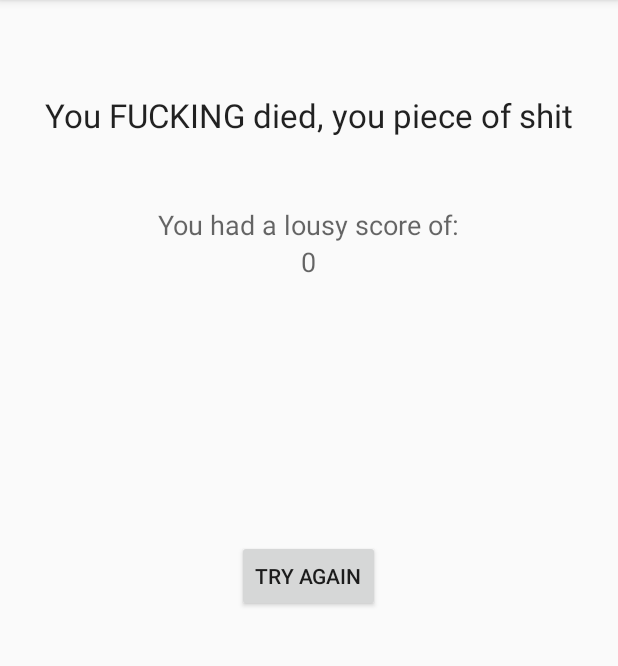
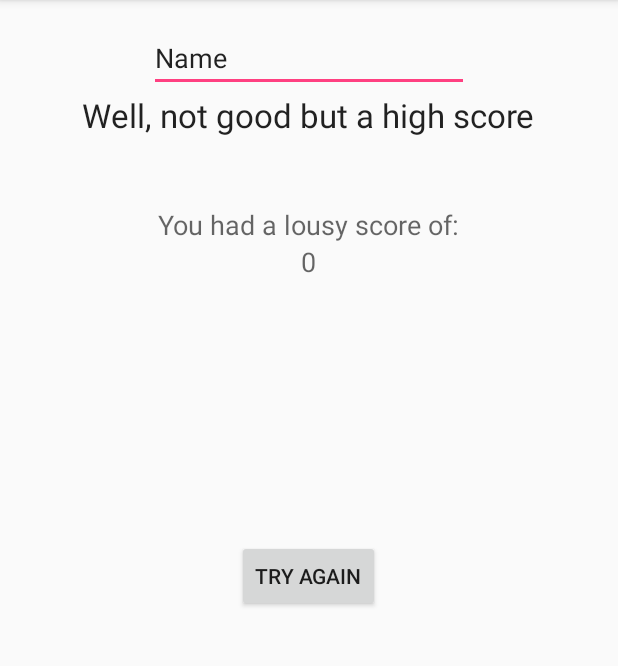
Before and after one commit to maxrick/BounceIt, an Android app: the DiedScreen screen opened directly, with no data from a screen before it, on a phone screen of 412 x 824 dp, the part 84-750 px from its top. Run offline under Robolectric (Android 15) with nearby library versions, the phone set to English and light mode, and no system bars.

Commit message:
name can be entered for high score

```diff
--- a/app/src/main/java/com/max/jumpingapp/views/DiedScreen.java
+++ b/app/src/main/java/com/max/jumpingapp/views/DiedScreen.java
@@ -1,24 +1,56 @@
 package com.max.jumpingapp.views;
 
 import android.content.Intent;
+import android.content.SharedPreferences;
 import android.support.v7.app.AppCompatActivity;
 import android.os.Bundle;
 import android.view.View;
+import android.widget.EditText;
 import android.widget.TextView;
 
 import com.max.jumpingapp.R;
+import com.max.jumpingapp.types.Score;
 import com.max.jumpingapp.views.MainActivity;
 
+import java.util.ArrayList;
+import java.util.Collections;
+import java.util.Set;
+
 public class DiedScreen extends AppCompatActivity {
+
+    public static final String PLAYER_NAME = "PlayerName";
+    private Score score;
 
     @Override
     protected void onCreate(Bundle savedInstanceState) {
         super.onCreate(savedInstanceState);
         setContentView(R.layout.activity_died_screen);
         TextView scoreTextView = (TextView) findViewById(R.id.scoreView);
+        EditText nameEditText = (EditText) findViewById(R.id.nameEdit);
+        SharedPreferences sharedPreferences = getSharedPreferences(MainActivity.HIGH_SCORE_PREFS, 0);
+
         Intent myIntent = getIntent();
-        int score = myIntent.getIntExtra("score", 0);
-        scoreTextView.setText(String.valueOf(score));
+        score = new Score(Integer.valueOf(myIntent.getIntExtra("score", 0)));
+        scoreTextView.setText(score.toInt()+ "");
+
+        Set<String> scores = sharedPreferences.getStringSet(MainActivity.HIGH_SCORES, null);
+        ArrayList scoreList = new ArrayList();
+        try {
+            scoreList = Score.toArrayList(scores);
+        }catch (NoScoresException e){
+        }
+        if(score.isHighscore(scoreList)){
+            String playerName = sharedPreferences.getString(PLAYER_NAME, "");
+            if(playerName.length() >0){
+                nameEditText.setText(playerName);
+            }
+            TextView diedMessage = (TextView) findViewById(R.id.diedMessageTextView);
+            diedMessage.setText("Well, not good but a high score");
+        }else{
+            nameEditText.setVisibility(View.INVISIBLE);
+        }
+
+
     }
 
     public void buttonPlayClicked(View view){
@@ -28,4 +60,37 @@ public class DiedScreen extends AppCompatActivity {
         Intent intent = new Intent(this, MainActivity.class);
         startActivity(intent);
     }
+
+    @Override
+    protected void onStop() {
+        super.onStop();
+        EditText nameEditText = (EditText) findViewById(R.id.nameEdit);
+        setHighScore(new Score(score.toInt(), nameEditText.getText().toString()));
+        setPlayerName(nameEditText.getText().toString());
+    }
+
+    private void setPlayerName(String name) {
+        SharedPreferences gameprefs = getSharedPreferences(MainActivity.HIGH_SCORE_PREFS, 0);
+        SharedPreferences.Editor scoreEdit = gameprefs.edit();
+        scoreEdit.putString(PLAYER_NAME, name);
+        scoreEdit.apply();
+    }
+
+    private void setHighScore(Score score) {
+        SharedPreferences gameprefs = getSharedPreferences(MainActivity.HIGH_SCORE_PREFS, 0);
+        SharedPreferences.Editor scoreEdit = gameprefs.edit();
+        Set<String> scores = gameprefs.getStringSet(MainActivity.HIGH_SCORES, null);
+        ArrayList scoreList = new ArrayList();
+        try {
+            scoreList = Score.toArrayList(scores);
+        }catch (NoScoresException e){
+        }
+
+        scoreList.add(score);
+        Collections.sort(scoreList);
+        scoreList = Score.firstTenOf(scoreList);
+        scores = Score.toSet(scoreList);
+        scoreEdit.putStringSet(MainActivity.HIGH_SCORES, scores);
+        scoreEdit.apply();
+    }
 }
--- a/app/src/main/java/com/max/jumpingapp/views/Highscores.java
+++ b/app/src/main/java/com/max/jumpingapp/views/Highscores.java
@@ -10,6 +10,7 @@ import com.max.jumpingapp.R;
 import com.max.jumpingapp.types.Score;
 
 import java.util.ArrayList;
+import java.util.Collections;
 import java.util.Set;
 
 public class Highscores extends AppCompatActivity {
@@ -30,9 +31,10 @@ public class Highscores extends AppCompatActivity {
         Set<String> scoreSet =gameprefs.getStringSet(MainActivity.HIGH_SCORES, null);
         try {
             ArrayList<Score> scoreList = Score.toArrayList(scoreSet);
+            Collections.sort(scoreList);
             StringBuilder scoreBuild = new StringBuilder("");
             for(int i = 0; i<scoreList.size(); i++){
-                scoreBuild.append(scoreList.get(i).toInt()+"\n");
+                scoreBuild.append(scoreList.get(i).nameAndValue()+"\n");
             }
             scoreView.setText(scoreBuild.toString());
         }catch (NoScoresException e){
--- a/app/src/main/res/layout/activity_died_screen.xml
+++ b/app/src/main/res/layout/activity_died_screen.xml
@@ -23,7 +23,7 @@
         android:layout_height="wrap_content"
         android:textAppearance="?android:attr/textAppearanceLarge"
         android:text="@string/diedMessage"
-        android:id="@+id/textView"
+        android:id="@+id/diedMessageTextView"
         android:layout_alignParentTop="true"
         android:layout_centerHorizontal="true"
         android:layout_marginTop="46dp" />
@@ -34,7 +34,7 @@
         android:textAppearance="?android:attr/textAppearanceMedium"
         android:text="@string/scoreMessage"
         android:id="@+id/textView2"
-        android:layout_below="@+id/textView"
+        android:layout_below="@+id/diedMessageTextView"
         android:layout_centerHorizontal="true"
         android:layout_marginTop="46dp" />
 
@@ -47,4 +47,22 @@
         android:layout_below="@+id/textView2"
         android:layout_centerHorizontal="true" />
 
+    <EditText
+        android:layout_width="wrap_content"
+        android:layout_height="wrap_content"
+        android:inputType="textPersonName"
+        android:text="Name"
+        android:ems="10"
+        android:id="@+id/nameEdit"
+        android:layout_below="@+id/textView"
+        android:layout_centerHorizontal="true" />
+
+    <GridView
+        android:layout_width="wrap_content"
+        android:layout_height="wrap_content"
+        android:id="@+id/gridView"
+        android:layout_above="@+id/nameEdit"
+        android:layout_alignLeft="@+id/scoreView"
+        android:layout_alignStart="@+id/scoreView" />
+
 </RelativeLayout>
```
Also changed, not shown: app/src/main/java/com/max/jumpingapp/types/Score.java (+25 -5 lines), app/src/main/java/com/max/jumpingapp/views/MainActivity.java (+0 -47 lines).
